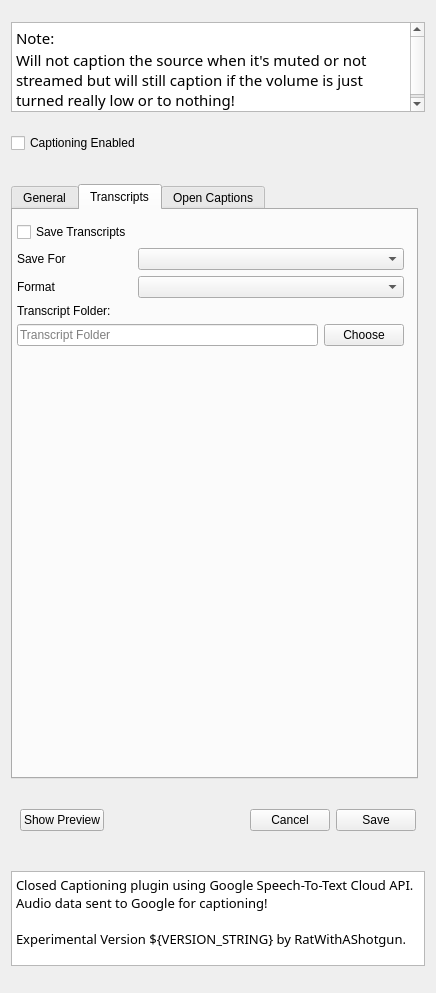
The window that src/ui/CaptionSettingsWidget.ui (ratwithacompiler/OBS-captions-plugin) describes before a commit, drawn with Qt 5.
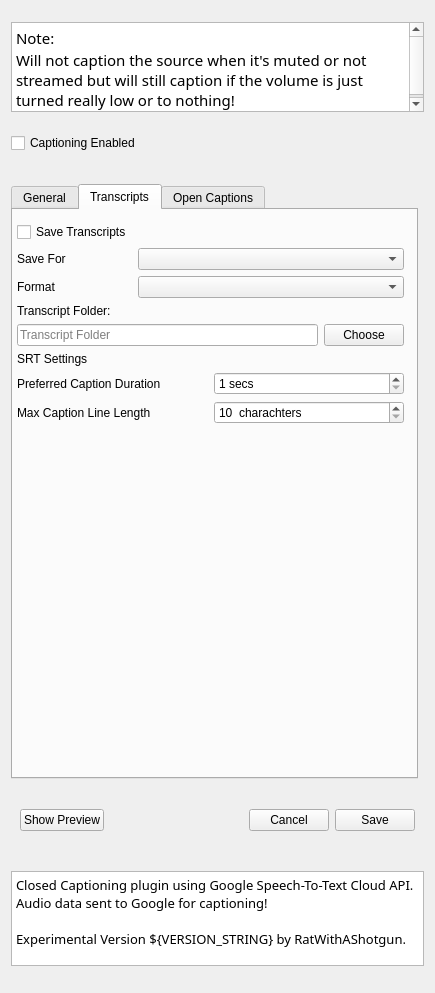
The same window after the commit. The open tabs and pages were chosen to show the change.

Commit message: Transcripts: add SRT caption support

```diff
--- a/src/ui/CaptionSettingsWidget.ui
+++ b/src/ui/CaptionSettingsWidget.ui
@@ -6,7 +6,7 @@
    <rect>
     <x>0</x>
     <y>0</y>
-    <width>436</width>
+    <width>435</width>
     <height>993</height>
    </rect>
   </property>
@@ -620,6 +620,74 @@
          </layout>
         </widget>
        </item>
+       <item>
+        <widget class="QWidget" name="srtSettingsWidget" native="true">
+         <layout class="QGridLayout" name="gridLayout">
+          <property name="leftMargin">
+           <number>0</number>
+          </property>
+          <property name="topMargin">
+           <number>0</number>
+          </property>
+          <property name="rightMargin">
+           <number>0</number>
+          </property>
+          <property name="bottomMargin">
+           <number>0</number>
+          </property>
+          <item row="2" column="0">
+           <widget class="QLabel" name="label_20">
+            <property name="text">
+             <string>Max Caption Line Length</string>
+            </property>
+           </widget>
+          </item>
+          <item row="1" column="0">
+           <widget class="QLabel" name="label_19">
+            <property name="text">
+             <string>Preferred Caption Duration</string>
+            </property>
+           </widget>
+          </item>
+          <item row="0" column="0">
+           <widget class="QLabel" name="label_18">
+            <property name="text">
+             <string>SRT Settings</string>
+            </property>
+           </widget>
+          </item>
+          <item row="1" column="1">
+           <widget class="QSpinBox" name="srtDurationSpinBox">
+            <property name="specialValueText">
+             <string/>
+            </property>
+            <property name="suffix">
+             <string> secs</string>
+            </property>
+            <property name="minimum">
+             <number>1</number>
+            </property>
+            <property name="maximum">
+             <number>999</number>
+            </property>
+           </widget>
+          </item>
+          <item row="2" column="1">
+           <widget class="QSpinBox" name="srtLineLenghtSpinBox">
+            <property name="suffix">
+             <string>  charachters</string>
+            </property>
+            <property name="minimum">
+             <number>10</number>
+            </property>
+            <property name="maximum">
+             <number>9999999</number>
+            </property>
+           </widget>
+          </item>
+         </layout>
+        </widget>
+       </item>
        <item>
         <spacer name="verticalSpacer">
          <property name="orientation">
```
The commit also changes 11 other files.
